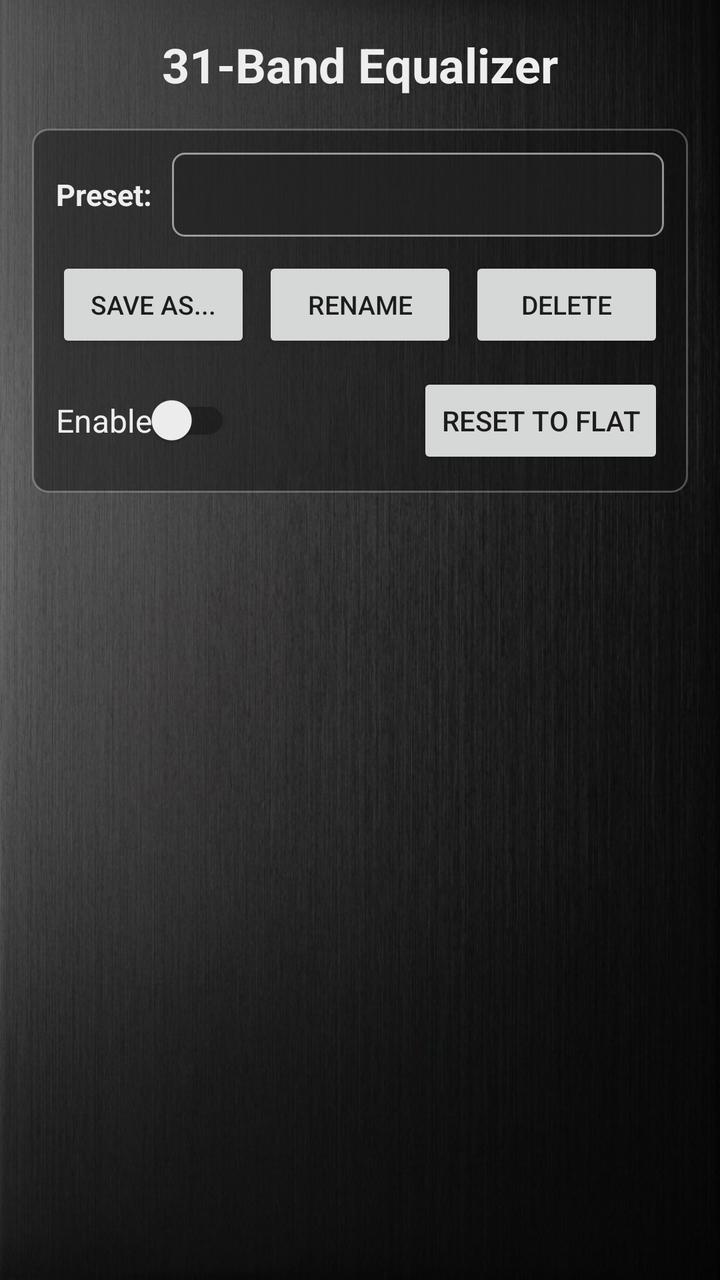
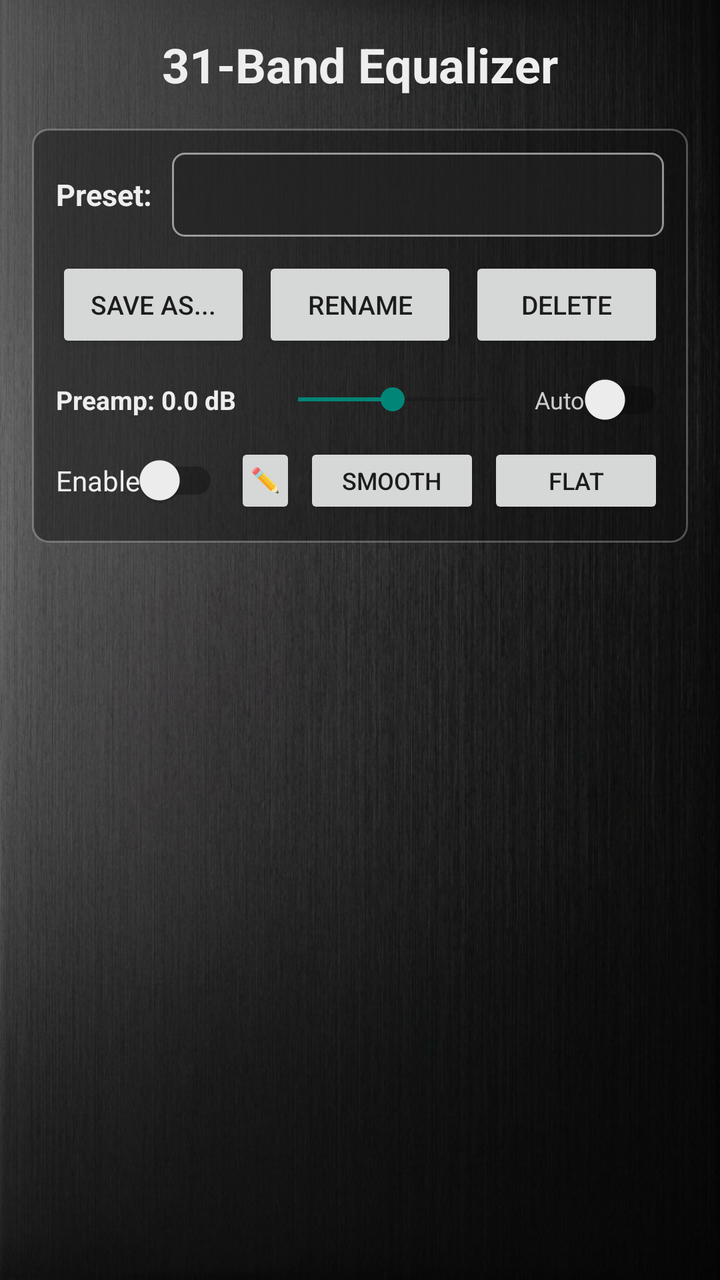

Before-and-after screenshots of an Android layout around one commit, followed by the original layout XML and the change that was made.
<!-- AndroidManifest.xml: application theme Theme.AppCompat.DayNight.NoActionBar -->
<!-- res/layout/activity_main.xml -->
<?xml version="1.0" encoding="utf-8"?>
<LinearLayout xmlns:android="http://schemas.android.com/apk/res/android"
    android:layout_width="match_parent"
    android:layout_height="match_parent"
    android:orientation="vertical"
    android:padding="16dp"
    android:background="@drawable/brushed_metal_bg">

    <TextView
        android:layout_width="wrap_content"
        android:layout_height="wrap_content"
        android:text="31-Band Equalizer"
        android:textColor="#EEEEEE"
        android:textSize="24sp"
        android:textStyle="bold"
        android:layout_gravity="center_horizontal"
        android:layout_marginBottom="16dp"/>

    
    <LinearLayout
        android:layout_width="match_parent"
        android:layout_height="wrap_content"
        android:orientation="vertical"
        android:background="@drawable/panel_bg"
        android:padding="12dp"
        android:layout_marginBottom="16dp">

        
        <LinearLayout
            android:layout_width="match_parent"
            android:layout_height="wrap_content"
            android:orientation="horizontal"
            android:gravity="center_vertical"
            android:layout_marginBottom="10dp">

            <TextView
                android:layout_width="wrap_content"
                android:layout_height="wrap_content"
                android:text="Preset:"
                android:textColor="#EEEEEE"
                android:textSize="15sp"
                android:textStyle="bold"
                android:layout_marginEnd="10dp" />

            <Spinner
                android:id="@+id/spinner_presets"
                android:layout_width="0dp"
                android:layout_height="42dp"
                android:layout_weight="1"
                android:background="@drawable/spinner_bg" />
        </LinearLayout>

        
        <LinearLayout
            android:layout_width="match_parent"
            android:layout_height="wrap_content"
            android:orientation="horizontal"
            android:layout_marginBottom="10dp">

            <Button
                android:id="@+id/btn_save_preset"
                android:layout_width="0dp"
                android:layout_height="wrap_content"
                android:layout_weight="1"
                android:text="Save As..."
                android:textSize="13sp"
                android:layout_marginEnd="6dp" />

            <Button
                android:id="@+id/btn_rename_preset"
                android:layout_width="0dp"
                android:layout_height="wrap_content"
                android:layout_weight="1"
                android:text="Rename"
                android:textSize="13sp"
                android:layout_marginEnd="6dp" />

            <Button
                android:id="@+id/btn_delete_preset"
                android:layout_width="0dp"
                android:layout_height="wrap_content"
                android:layout_weight="1"
                android:text="Delete"
                android:textSize="13sp" />
        </LinearLayout>

        
        <LinearLayout
            android:layout_width="match_parent"
            android:layout_height="wrap_content"
            android:orientation="horizontal"
            android:gravity="center_vertical">

            <androidx.appcompat.widget.SwitchCompat
                android:id="@+id/switch_enable_eq"
                android:layout_width="wrap_content"
                android:layout_height="wrap_content"
                android:text="Enable"
                android:textColor="#EEEEEE"
                android:textSize="16sp"
                android:layout_marginEnd="24dp" />

            <View
                android:layout_width="0dp"
                android:layout_height="1dp"
                android:layout_weight="1" />

            <Button
                android:id="@+id/btn_reset"
                android:layout_width="wrap_content"
                android:layout_height="wrap_content"
                android:text="Reset to Flat" />
        </LinearLayout>
    </LinearLayout>

    
    <HorizontalScrollView
        android:layout_width="match_parent"
        android:layout_height="match_parent"
        android:fillViewport="true">

        <LinearLayout
            android:id="@+id/eq_bands_container"
            android:layout_width="wrap_content"
            android:layout_height="match_parent"
            android:orientation="horizontal"
            android:gravity="center_horizontal" />

    </HorizontalScrollView>

</LinearLayout>
<!-- resources referenced by this layout -->
<resources>
  <!-- drawable brushed_metal_bg: jpg bitmap (drawable, 607158 bytes) -->
  <!-- drawable panel_bg (drawable) -->
  <?xml version="1.0" encoding="utf-8"?>
  <shape xmlns:android="http://schemas.android.com/apk/res/android">
      <solid android:color="#70121212" />
      <stroke android:width="1dp" android:color="#44FFFFFF" />
      <corners android:radius="8dp" />
  </shape>
  <!-- drawable spinner_bg (drawable) -->
  <?xml version="1.0" encoding="utf-8"?>
  <shape xmlns:android="http://schemas.android.com/apk/res/android">
      <solid android:color="#90222222" />
      <stroke android:width="1dp" android:color="#88FFFFFF" />
      <corners android:radius="6dp" />
      <padding
          android:left="10dp"
          android:top="6dp"
          android:right="10dp"
          android:bottom="6dp" />
  </shape>
</resources>

<!-- the commit's change to res/layout/activity_main.xml (unified diff, before → after) -->
@@ -89,6 +89,42 @@
             android:layout_width="match_parent"
             android:layout_height="wrap_content"
             android:orientation="horizontal"
+            android:gravity="center_vertical"
+            android:layout_marginBottom="8dp">
+
+            <TextView
+                android:id="@+id/tv_preamp_gain"
+                android:layout_width="wrap_content"
+                android:layout_height="wrap_content"
+                android:text="Preamp: 0.0 dB"
+                android:textColor="#EEEEEE"
+                android:textSize="13sp"
+                android:textStyle="bold"
+                android:minWidth="105dp" />
+
+            <SeekBar
+                android:id="@+id/seek_bar_preamp"
+                android:layout_width="0dp"
+                android:layout_height="wrap_content"
+                android:layout_weight="1"
+                android:max="240"
+                android:progress="120" />
+
+            <androidx.appcompat.widget.SwitchCompat
+                android:id="@+id/switch_auto_headroom"
+                android:layout_width="wrap_content"
+                android:layout_height="wrap_content"
+                android:text="Auto"
+                android:textColor="#CCCCCC"
+                android:textSize="12sp"
+                android:layout_marginStart="8dp" />
+        </LinearLayout>
+
+        
+        <LinearLayout
+            android:layout_width="match_parent"
+            android:layout_height="wrap_content"
+            android:orientation="horizontal"
             android:gravity="center_vertical">
 
             <androidx.appcompat.widget.SwitchCompat
@@ -97,35 +133,70 @@
                 android:layout_height="wrap_content"
                 android:text="Enable"
                 android:textColor="#EEEEEE"
-                android:textSize="16sp"
-                android:layout_marginEnd="24dp" />
-
-            <View
-                android:layout_width="0dp"
-                android:layout_height="1dp"
-                android:layout_weight="1" />
+                android:textSize="14sp"
+                android:layout_marginEnd="8dp" />
+
+            <Button
+                android:id="@+id/btn_draw_curve"
+                android:layout_width="0dp"
+                android:layout_height="38dp"
+                android:layout_weight="1"
+                android:text="✏️ Draw"
+                android:textSize="12sp"
+                android:paddingStart="4dp"
+                android:paddingEnd="4dp"
+                android:layout_marginEnd="4dp" />
+
+            <Button
+                android:id="@+id/btn_smooth_curve"
+                android:layout_width="wrap_content"
+                android:layout_height="38dp"
+                android:text="Smooth"
+                android:textSize="12sp"
+                android:paddingStart="8dp"
+                android:paddingEnd="8dp"
+                android:layout_marginEnd="4dp" />
 
             <Button
                 android:id="@+id/btn_reset"
                 android:layout_width="wrap_content"
-                android:layout_height="wrap_content"
-                android:text="Reset to Flat" />
+                android:layout_height="38dp"
+                android:text="Flat"
+                android:textSize="12sp"
+                android:paddingStart="8dp"
+                android:paddingEnd="8dp" />
         </LinearLayout>
     </LinearLayout>
 
     
-    <HorizontalScrollView
+    <FrameLayout
+        android:id="@+id/bands_container_frame"
         android:layout_width="match_parent"
-        android:layout_height="match_parent"
-        android:fillViewport="true">
-
-        <LinearLayout
-            android:id="@+id/eq_bands_container"
-            android:layout_width="wrap_content"
+        android:layout_height="match_parent">
+
+        <HorizontalScrollView
+            android:id="@+id/scroll_view_bands"
+            android:layout_width="match_parent"
             android:layout_height="match_parent"
-            android:orientation="horizontal"
-            android:gravity="center_horizontal" />
-
-    </HorizontalScrollView>
+            android:fillViewport="true">
+
+            <LinearLayout
+                android:id="@+id/eq_bands_container"
+                android:layout_width="wrap_content"
+                android:layout_height="match_parent"
+                android:orientation="horizontal"
+                android:gravity="center_horizontal" />
+
+        </HorizontalScrollView>
+
+        
+        <View
+            android:id="@+id/draw_overlay"
+            android:layout_width="match_parent"
+            android:layout_height="match_parent"
+            android:visibility="gone"
+            android:background="#1500BCD4" />
+
+    </FrameLayout>
 
 </LinearLayout>
